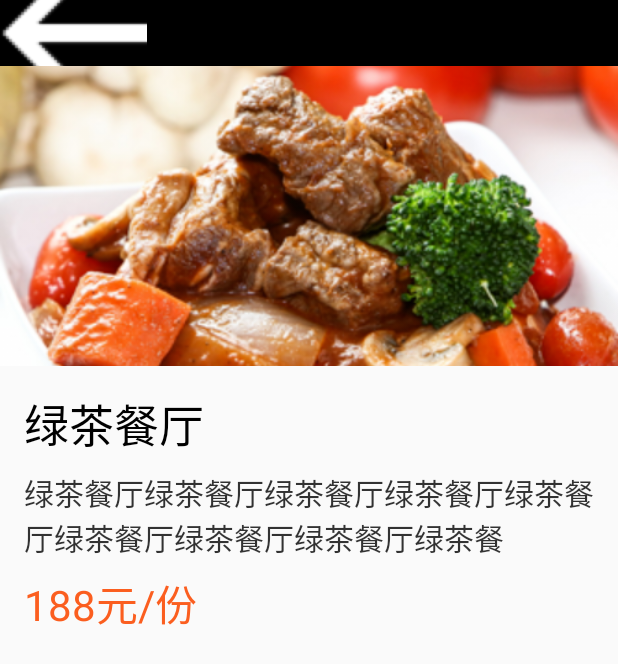
After one commit to liuniuliuniu/Android_DeV, an Android app: the ProductDetailActivity screen opened directly, with no data from a screen before it, on a phone screen of 412 x 824 dp. The commit adds this screen. Shown: the top 664 px of the screen. Run offline under Robolectric (Android 15) with nearby library versions, the phone set to English and light mode, and no system bars; our stand-ins replace Picasso; pictures from the network do not load; 5 statements that could not run were skipped.

Commit message:
餐饮demo

```diff
--- a/AndroidDemo/app/src/main/java/com/example/liushaohua02/androiddemo/biz/OrderBiz.java
+++ b/AndroidDemo/app/src/main/java/com/example/liushaohua02/androiddemo/biz/OrderBiz.java
@@ -11,6 +11,7 @@
 
 public class OrderBiz {
 
+    // 请求数据
     public void listByPage(int currentPage, CommonCallBack<List<Order>> callback) {
         OkHttpUtils
                 .post()
@@ -22,6 +23,8 @@
     }
 
 
+
+    // 添加数据
     public void add(Order order, CommonCallBack callback) {
 
         Map<Product, Integer> productsMap = order.productsMap;
@@ -35,6 +38,7 @@
             sb.append("|");
 
         }
+
         sb = sb.deleteCharAt(sb.length() - 1);
 
         OkHttpUtils
--- /dev/null
+++ b/AndroidDemo/app/src/main/java/com/example/liushaohua02/androiddemo/ui/view/activity/ProductDetailActivity.java
@@ -0,0 +1,78 @@
+package com.example.liushaohua02.androiddemo.ui.view.activity;
+
+import android.content.Context;
+import android.content.Intent;
+import android.support.v7.app.AppCompatActivity;
+import android.os.Bundle;
+import android.widget.ImageView;
+import android.widget.TextView;
+
+import com.example.liushaohua02.androiddemo.R;
+import com.example.liushaohua02.androiddemo.bean.Order;
+import com.example.liushaohua02.androiddemo.bean.Product;
+import com.example.liushaohua02.androiddemo.config.Config;
+import com.example.liushaohua02.androiddemo.utils.T;
+import com.squareup.picasso.Picasso;
+
+public class ProductDetailActivity extends BaseActivity {
+
+    private Product mProduct;
+    private static final String KEY_PRODUCT = "key_product";
+
+    private ImageView mIvIcon;
+    private TextView mTvTitle;
+    private TextView mTvDesc;
+    private TextView mTvPrice;
+
+
+
+    public static void launch(Context context, Product product) {
+        Intent intent = new Intent(context, ProductDetailActivity.class);
+        intent.putExtra(KEY_PRODUCT, product);
+        context.startActivity(intent);
+    }
+
+    @Override
+    protected void onCreate(Bundle savedInstanceState) {
+        super.onCreate(savedInstanceState);
+        setContentView(R.layout.activity_product_detail);
+
+        setupToolbar();
+        setupUI();
+        setTitle("详情");
+        initIntent();
+
+
+    }
+
+    private void initIntent() {
+        Intent intent = getIntent();
+        if (intent == null) {
+            return;
+        }
+        mProduct = (Product) intent.getSerializableExtra(KEY_PRODUCT);
+        if (mProduct == null) {
+            T.showToast("商品未取到");
+            finish();
+            return;
+        }
+    }
+
+    private void setupUI() {
+
+        mIvIcon = (ImageView) findViewById(R.id.id_iv_icon);
+        mTvTitle = (TextView) findViewById(R.id.id_tv_title);
+        mTvDesc = (TextView) findViewById(R.id.id_tv_desc);
+        mTvPrice = (TextView) findViewById(R.id.id_tv_price);
+
+        Picasso.with(this)
+                .load(Config.baseUrl + mProduct.getIcon())
+                .placeholder(R.drawable.pictures_no)
+                .into(mIvIcon);
+
+        mTvTitle.setText(mProduct.getName());
+        mTvDesc.setText(mProduct.getDescription());
+        mTvPrice.setText(mProduct.getPrice() + "元/份");
+    }
+
+}
--- a/AndroidDemo/app/src/main/java/com/example/liushaohua02/androiddemo/ui/view/adapter/OrderAdapter.java
+++ b/AndroidDemo/app/src/main/java/com/example/liushaohua02/androiddemo/ui/view/adapter/OrderAdapter.java
@@ -11,6 +11,7 @@
 import com.example.liushaohua02.androiddemo.R;
 import com.example.liushaohua02.androiddemo.bean.Order;
 import com.example.liushaohua02.androiddemo.config.Config;
+import com.example.liushaohua02.androiddemo.ui.view.activity.ProductDetailActivity;
 import com.squareup.picasso.Picasso;
 import java.util.List;
 
--- /dev/null
+++ b/AndroidDemo/app/src/main/res/layout/activity_product_detail.xml
@@ -0,0 +1,58 @@
+<?xml version="1.0" encoding="utf-8"?>
+<LinearLayout xmlns:android="http://schemas.android.com/apk/res/android"
+    xmlns:app="http://schemas.android.com/apk/res-auto"
+    xmlns:tools="http://schemas.android.com/tools"
+    android:id="@+id/activity_detail"
+    android:layout_width="match_parent"
+    android:layout_height="match_parent"
+    android:orientation="vertical"
+    tools:context=".ui.view.activity.ProductDetailActivity"
+    >
+
+    <include layout="@layout/common_toolbar" />
+
+    <ImageView
+        android:id="@+id/id_iv_icon"
+        android:layout_width="match_parent"
+        android:layout_height="200dp"
+        android:scaleType="centerCrop"
+        android:src="@drawable/item_image" />
+
+    <LinearLayout
+        android:layout_width="match_parent"
+        android:layout_height="0dp"
+        android:layout_margin="16dp"
+        android:layout_weight="1"
+        android:orientation="vertical">
+
+        <TextView
+            android:id="@+id/id_tv_title"
+            android:layout_width="wrap_content"
+            android:layout_height="wrap_content"
+            android:text="绿茶餐厅"
+            android:textColor="#000000"
+            android:textSize="30sp" />
+
+        <TextView
+            android:id="@+id/id_tv_desc"
+            android:layout_width="wrap_content"
+            android:layout_height="wrap_content"
+            android:layout_marginTop="8dp"
+            android:text="绿茶餐厅绿茶餐厅绿茶餐厅绿茶餐厅绿茶餐厅绿茶餐厅绿茶餐厅绿茶餐厅绿茶餐"
+            android:textColor="#CC000000"
+            android:textSize="20sp" />
+
+
+        <TextView
+            android:id="@+id/id_tv_price"
+            android:layout_width="wrap_content"
+            android:layout_height="wrap_content"
+            android:layout_marginTop="8dp"
+            android:text="188元/份"
+            android:textColor="#FB5E1F"
+            android:textSize="28sp" />
+
+    </LinearLayout>
+
+
+</LinearLayout>
```
Also changed, not shown: AndroidDemo/app/src/main/AndroidManifest.xml (+10 -2 lines), AndroidDemo/app/src/main/java/com/example/liushaohua02/androiddemo/ui/view/activity/LoginActivity.java (+11 -3 lines), AndroidDemo/app/src/main/java/com/example/liushaohua02/androiddemo/ui/view/activity/OrderActivity.java (+41 -1 lines), AndroidDemo/app/src/main/java/com/example/liushaohua02/androiddemo/ui/view/activity/ProductListActivity.java (+41 -6 lines), AndroidDemo/app/src/main/java/com/example/liushaohua02/androiddemo/ui/view/adapter/ProductListAdapter.java (+5 -2 lines).
